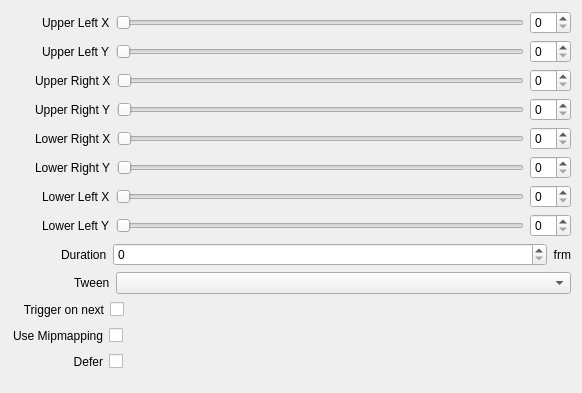
Qt form src/Widgets/Inspector/InspectorPerspectiveWidget.ui (CasparCG/client) before a commit.
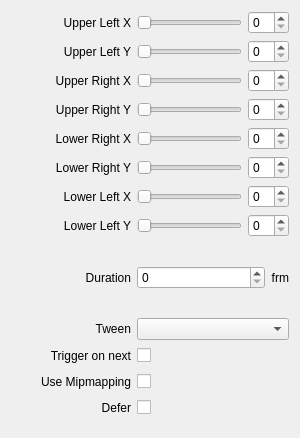
The same form after that commit.

Commit message: Simplify layout of inspector widgets

What changed in the file:
```diff
--- a/src/Widgets/Inspector/InspectorPerspectiveWidget.ui
+++ b/src/Widgets/Inspector/InspectorPerspectiveWidget.ui
@@ -6,8 +6,8 @@
    <rect>
     <x>0</x>
     <y>0</y>
-    <width>582</width>
-    <height>392</height>
+    <width>300</width>
+    <height>438</height>
    </rect>
   </property>
   <property name="sizePolicy">
@@ -16,328 +16,75 @@
     <verstretch>0</verstretch>
    </sizepolicy>
   </property>
-  <layout class="QVBoxLayout" name="verticalLayout">
-   <item>
-    <layout class="QHBoxLayout" name="horizontalLayoutUpperLeftX">
-     <item>
-      <spacer name="horizontalSpacerUpperLeftX">
-       <property name="orientation">
-        <enum>Qt::Horizontal</enum>
-       </property>
-       <property name="sizeType">
-        <enum>QSizePolicy::Fixed</enum>
-       </property>
-       <property name="sizeHint" stdset="0">
-        <size>
-         <width>31</width>
-         <height>20</height>
-        </size>
-       </property>
-      </spacer>
-     </item>
-     <item>
-      <widget class="QLabel" name="labelUpperLeftX">
-       <property name="text">
-        <string>Upper Left X</string>
-       </property>
-      </widget>
-     </item>
-     <item>
-      <widget class="QSlider" name="sliderUpperLeftX">
-       <property name="orientation">
-        <enum>Qt::Horizontal</enum>
-       </property>
-      </widget>
-     </item>
-     <item>
-      <widget class="QSpinBox" name="spinBoxUpperLeftX"/>
-     </item>
-    </layout>
+  <layout class="QGridLayout" name="gridLayout">
+   <property name="bottomMargin">
+    <number>20</number>
+   </property>
+   <item row="1" column="1">
+    <widget class="QSlider" name="sliderUpperLeftY">
+     <property name="orientation">
+      <enum>Qt::Horizontal</enum>
+     </property>
+    </widget>
    </item>
-   <item>
-    <layout class="QHBoxLayout" name="horizontalLayoutUpperLeftY">
-     <item>
-      <spacer name="horizontalSpacerUpperLeftY">
-       <property name="orientation">
-        <enum>Qt::Horizontal</enum>
-       </property>
-       <property name="sizeType">
-        <enum>QSizePolicy::Fixed</enum>
-       </property>
-       <property name="sizeHint" stdset="0">
-        <size>
-         <width>31</width>
-         <height>20</height>
-        </size>
-       </property>
-      </spacer>
-     </item>
-     <item>
-      <widget class="QLabel" name="labelUpperLeftY">
-       <property name="text">
-        <string>Upper Left Y</string>
-       </property>
-      </widget>
-     </item>
-     <item>
-      <widget class="QSlider" name="sliderUpperLeftY">
-       <property name="orientation">
-        <enum>Qt::Horizontal</enum>
-       </property>
-      </widget>
-     </item>
-     <item>
-      <widget class="QSpinBox" name="spinBoxUpperLeftY"/>
-     </item>
-    </layout>
+   <item row="9" column="1" colspan="2">
+    <widget class="QComboBox" name="comboBoxTween">
+     <property name="sizePolicy">
+      <sizepolicy hsizetype="Expanding" vsizetype="Fixed">
+       <horstretch>0</horstretch>
+       <verstretch>0</verstretch>
+      </sizepolicy>
+     </property>
+    </widget>
    </item>
-   <item>
-    <layout class="QHBoxLayout" name="horizontalLayoutUpperRightX">
-     <item>
-      <spacer name="horizontalSpacerUpperRightX">
-       <property name="orientation">
-        <enum>Qt::Horizontal</enum>
-       </property>
-       <property name="sizeType">
-        <enum>QSizePolicy::Fixed</enum>
-       </property>
-       <property name="sizeHint" stdset="0">
-        <size>
-         <width>24</width>
-         <height>20</height>
-        </size>
-       </property>
-      </spacer>
-     </item>
-     <item>
-      <widget class="QLabel" name="labelUpperRightX">
-       <property name="text">
-        <string>Upper Right X</string>
-       </property>
-      </widget>
-     </item>
-     <item>
-      <widget class="QSlider" name="sliderUpperRightX">
-       <property name="orientation">
-        <enum>Qt::Horizontal</enum>
-       </property>
-      </widget>
-     </item>
-     <item>
-      <widget class="QSpinBox" name="spinBoxUpperRightX"/>
-     </item>
-    </layout>
+   <item row="0" column="1">
+    <widget class="QSlider" name="sliderUpperLeftX">
+     <property name="orientation">
+      <enum>Qt::Horizontal</enum>
+     </property>
+    </widget>
    </item>
-   <item>
-    <layout class="QHBoxLayout" name="horizontalLayoutUpperRightY">
-     <item>
-      <spacer name="horizontalSpacerUpperRightY">
-       <property name="orientation">
-        <enum>Qt::Horizontal</enum>
-       </property>
-       <property name="sizeType">
-        <enum>QSizePolicy::Fixed</enum>
-       </property>
-       <property name="sizeHint" stdset="0">
-        <size>
-         <width>24</width>
-         <height>20</height>
-        </size>
-       </property>
-      </spacer>
-     </item>
-     <item>
-      <widget class="QLabel" name="labelUpperRightY">
-       <property name="text">
-        <string>Upper Right Y</string>
-       </property>
-      </widget>
-     </item>
-     <item>
-      <widget class="QSlider" name="sliderUpperRightY">
-       <property name="orientation">
-        <enum>Qt::Horizontal</enum>
-       </property>
-      </widget>
-     </item>
-     <item>
-      <widget class="QSpinBox" name="spinBoxUpperRightY"/>
-     </item>
-    </layout>
+   <item row="8" column="0">
+    <widget class="QLabel" name="labelTransitionDuration">
+     <property name="minimumSize">
+      <size>
+       <width>120</width>
+       <height>0</height>
+      </size>
+     </property>
+     <property name="text">
+      <string>Duration</string>
+     </property>
+     <property name="alignment">
+      <set>Qt::AlignRight|Qt::AlignTrailing|Qt::AlignVCenter</set>
+     </property>
+    </widget>
    </item>
-   <item>
-    <layout class="QHBoxLayout" name="horizontalLayoutLowerRightX">
-     <item>
-      <spacer name="horizontalSpacerLowerRightX">
-       <property name="orientation">
-        <enum>Qt::Horizontal</enum>
-       </property>
-       <property name="sizeType">
-        <enum>QSizePolicy::Fixed</enum>
-       </property>
-       <property name="sizeHint" stdset="0">
-        <size>
-         <width>24</width>
-         <height>20</height>
-        </size>
-       </property>
-      </spacer>
-     </item>
-     <item>
-      <widget class="QLabel" name="labelLowerRightX">
-       <property name="text">
-        <string>Lower Right X</string>
-       </property>
-      </widget>
-     </item>
-     <item>
-      <widget class="QSlider" name="sliderLowerRightX">
-       <property name="orientation">
-        <enum>Qt::Horizontal</enum>
-       </property>
-      </widget>
-     </item>
-     <item>
-      <widget class="QSpinBox" name="spinBoxLowerRightX"/>
-     </item>
-    </layout>
+   <item row="9" column="0">
+    <widget class="QLabel" name="labelEasing">
+     <property name="minimumSize">
+      <size>
+       <width>120</width>
+       <height>0</height>
+      </size>
+     </property>
+     <property name="text">
+      <string>Tween</string>
+     </property>
+     <property name="alignment">
+      <set>Qt::AlignRight|Qt::AlignTrailing|Qt::AlignVCenter</set>
+     </property>
+    </widget>
    </item>
-   <item>
-    <layout class="QHBoxLayout" name="horizontalLayoutLowerRightY">
-     <item>
-      <spacer name="horizontalSpacerLowerRightY">
-       <property name="orientation">
-        <enum>Qt::Horizontal</enum>
-       </property>
-       <property name="sizeType">
-        <enum>QSizePolicy::Fixed</enum>
-       </property>
-       <property name="sizeHint" stdset="0">
-        <size>
-         <width>24</width>
-         <height>20</height>
-        </size>
-       </property>
-      </spacer>
-     </item>
-     <item>
-      <widget class="QLabel" name="labelLowerRightY">
-       <property name="text">
-        <string>Lower Right Y</string>
-       </property>
-      </widget>
-     </item>
-     <item>
-      <widget class="QSlider" name="sliderLowerRightY">
-       <property name="orientation">
-        <enum>Qt::Horizontal</enum>
-       </property>
-      </widget>
-     </item>
-     <item>
-      <widget class="QSpinBox" name="spinBoxLowerRightY"/>
-     </item>
-    </layout>
+   <item row="2" column="1">
+    <widget class="QSlider" name="sliderUpperRightX">
+     <property name="orientation">
+      <enum>Qt::Horizontal</enum>
+     </property>
+    </widget>
    </item>
-   <item>
-    <layout class="QHBoxLayout" name="horizontalLayoutLowerLeftX">
-     <item>
-      <spacer name="horizontalSpacerLowerLeftX">
-       <property name="orientation">
-        <enum>Qt::Horizontal</enum>
-       </property>
-       <property name="sizeType">
-        <enum>QSizePolicy::Fixed</enum>
-       </property>
-       <property name="sizeHint" stdset="0">
-        <size>
-         <width>31</width>
-         <height>20</height>
-        </size>
-       </property>
-      </spacer>
-     </item>
-     <item>
-      <widget class="QLabel" name="labelLowerLeftX">
-       <property name="text">
-        <string>Lower Left X</string>
-       </property>
-      </widget>
-     </item>
-     <item>
-      <widget class="QSlider" name="sliderLowerLeftX">
-       <property name="orientation">
-        <enum>Qt::Horizontal</enum>
-       </property>
-      </widget>
-     </item>
-     <item>
-      <widget class="QSpinBox" name="spinBoxLowerLeftX"/>
-     </item>
-    </layout>
-   </item>
-   <item>
-    <layout class="QHBoxLayout" name="horizontalLayoutLowerLeftY">
-     <item>
-      <spacer name="horizontalSpacerLowerLeftY">
-       <property name="orientation">
-        <enum>Qt::Horizontal</enum>
-       </property>
-       <property name="sizeType">
-        <enum>QSizePolicy::Fixed</enum>
-       </property>
-       <property name="sizeHint" stdset="0">
-        <size>
-         <width>31</width>
-         <height>20</height>
-        </size>
-       </property>
-      </spacer>
-     </item>
-     <item>
-      <widget class="QLabel" name="labelLowerLeftY">
-       <property name="text">
-        <string>Lower Left Y</string>
-       </property>
-      </widget>
-     </item>
-     <item>
-      <widget class="QSlider" name="sliderLowerLeftY">
-       <property name="orientation">
-        <enum>Qt::Horizontal</enum>
-       </property>
-      </widget>
-     </item>
-     <item>
-      <widget class="QSpinBox" name="spinBoxLowerLeftY"/>
-     </item>
-    </layout>
-   </item>
-   <item>
+   <item row="8" column="1" colspan="2">
     <layout class="QHBoxLayout" name="horizontalLayoutTransitionDuration">
-     <item>
-      <spacer name="horizontalSpacerTransitionDuration">
-       <property name="orientation">
-        <enum>Qt::Horizontal</enum>
-       </property>
-       <property name="sizeType">
-        <enum>QSizePolicy::Fixed</enum>
-       </property>
-       <property name="sizeHint" stdset="0">
-        <size>
-         <width>50</width>
-         <height>20</height>
-        </size>
-       </property>
-      </spacer>
-     </item>
-     <item>
-      <widget class="QLabel" name="labelTransitionDuration">
-       <property name="text">
-        <string>Duration</string>
-       </property>
-      </widget>
-     </item>
      <item>
       <widget class="QSpinBox" name="spinBoxTransitionDuration">
        <property name="sizePolicy">
@@ -363,71 +110,104 @@
      </item>
     </layout>
    </item>
-   <item>
-    <layout class="QHBoxLayout" name="horizontalLayoutTween">
-     <item>
-      <spacer name="horizontalSpacerTween">
-       <property name="orientation">
-        <enum>Qt::Horizontal</enum>
-       </property>
-       <property name="sizeType">
-        <enum>QSizePolicy::Fixed</enum>
-       </property>
-       <property name="sizeHint" stdset="0">
-        <size>
-         <width>63</width>
-         <height>20</height>
-        </size>
-       </property>
-      </spacer>
-     </item>
-     <item>
-      <widget class="QLabel" name="labelEasing">
-       <property name="text">
-        <string>Tween</string>
-       </property>
-      </widget>
-     </item>
-     <item>
-      <widget class="QComboBox" name="comboBoxTween">
-       <property name="sizePolicy">
-        <sizepolicy hsizetype="Expanding" vsizetype="Fixed">
-         <horstretch>0</horstretch>
-         <verstretch>0</verstretch>
-        </sizepolicy>
-       </property>
-      </widget>
-     </item>
-    </layout>
+   <item row="2" column="0">
+    <widget class="QLabel" name="labelUpperRightX">
+     <property name="minimumSize">
+      <size>
+       <width>120</width>
+       <height>0</height>
+      </size>
+     </property>
+     <property name="text">
+      <string>Upper Right X</string>
+     </property>
+     <property name="alignment">
+      <set>Qt::AlignRight|Qt::AlignTrailing|Qt::AlignVCenter</set>
+     </property>
+    </widget>
    </item>
-   <item>
+   <item row="3" column="0">
+    <widget class="QLabel" name="labelUpperRightY">
+     <property name="minimumSize">
+      <size>
+       <width>120</width>
+       <height>0</height>
+      </size>
+     </property>
+     <property name="text">
+      <string>Upper Right Y</string>
+     </property>
+     <property name="alignment">
+      <set>Qt::AlignRight|Qt::AlignTrailing|Qt::AlignVCenter</set>
+     </property>
+    </widget>
+   </item>
+   <item row="1" column="0">
+    <widget class="QLabel" name="labelUpperLeftY">
+     <property name="minimumSize">
+      <size>
+       <width>120</width>
+       <height>0</height>
+      </size>
+     </property>
+     <property name="text">
+      <string>Upper Left Y</string>
+     </property>
+     <property name="alignment">
+      <set>Qt::AlignRight|Qt::AlignTrailing|Qt::AlignVCenter</set>
+     </property>
+    </widget>
+   </item>
+   <item row="0" column="0">
+    <widget class="QLabel" name="labelUpperLeftX">
+     <property name="minimumSize">
+      <size>
+       <width>120</width>
+       <height>0</height>
+      </size>
+     </property>
+     <property name="text">
+      <string>Upper Left X</string>
+     </property>
+     <property name="alignment">
+      <set>Qt::AlignRight|Qt::AlignTrailing|Qt::AlignVCenter</set>
+     </property>
+    </widget>
+   </item>
+   <item row="4" column="1">
+    <widget class="QSlider" name="sliderLowerRightX">
+     <property name="orientation">
+      <enum>Qt::Horizontal</enum>
+     </property>
+    </widget>
+   </item>
+   <item row="0" column="2">
+    <widget class="QSpinBox" name="spinBoxUpperLeftX"/>
+   </item>
+   <item row="1" column="2">
+    <widget class="QSpinBox" name="spinBoxUpperLeftY"/>
+   </item>
+   <item row="11" column="0">
+    <widget class="QLabel" name="labelUseMipmap">
+     <property name="minimumSize">
+      <size>
+       <width>120</width>
+       <height>0</height>
+      </size>
+     </property>
+     <property name="text">
+      <string>Use Mipmapping</string>
+     </property>
+     <property name="alignment">
+      <set>Qt::AlignRight|Qt::AlignTrailing|Qt::AlignVCenter</set>
+     </property>
+    </widget>
+   </item>
+   <item row="2" column="2">
+    <widget class="QSpinBox" name="spinBoxUpperRightX"/>
+   </item>
+   <item row="10" column="1" colspan="2">
     <layout class="QHBoxLayout" name="horizontalLayoutTriggerOnNext">
-     <item>
-      <spacer name="horizontalSpacerTriggerOnNext1">
-       <property name="orientation">
-        <enum>Qt::Horizontal</enum>
-       </property>
-       <property name="sizeType">
-        <enum>QSizePolicy::Fixed</enum>
-       </property>
-       <property name="sizeHint" stdset="0">
-        <size>
-         <width>11</width>
-         <height>20</height>
-        </size>
-       </property>
-      </spacer>
-     </item>
-     <item>
-      <widget class="QLabel" name="labelTriggerOnNext">
-       <property name="text">
-        <string>Trigger on next</string>
-       </property>
-       <property name="alignment">
-        <set>Qt::AlignRight|Qt::AlignTrailing|Qt::AlignVCenter</set>
-       </property>
-      </widget>
-     </item>
      <item>
       <widget class="QCheckBox" name="checkBoxTriggerOnNext">
        <property name="layoutDirection">
@@ -453,34 +233,147 @@
      </item>
     </layout>
    </item>
-   <item>
+   <item row="3" column="1">
+    <widget class="QSlider" name="sliderUpperRightY">
+     <property name="orientation">
+      <enum>Qt::Horizontal</enum>
+     </property>
+    </widget>
+   </item>
+   <item row="3" column="2">
+    <widget class="QSpinBox" name="spinBoxUpperRightY"/>
+   </item>
+   <item row="4" column="2">
+    <widget class="QSpinBox" name="spinBoxLowerRightX"/>
+   </item>
+   <item row="4" column="0">
+    <widget class="QLabel" name="labelLowerRightX">
+     <property name="minimumSize">
+      <size>
+       <width>120</width>
+       <height>0</height>
+      </size>
+     </property>
+     <property name="text">
+      <string>Lower Right X</string>
+     </property>
+     <property name="alignment">
+      <set>Qt::AlignRight|Qt::AlignTrailing|Qt::AlignVCenter</set>
+     </property>
+    </widget>
+   </item>
+   <item row="5" column="0">
+    <widget class="QLabel" name="labelLowerRightY">
+     <property name="minimumSize">
+      <size>
+       <width>120</width>
+       <height>0</height>
+      </size>
+     </property>
+     <property name="text">
+      <string>Lower Right Y</string>
+     </property>
+     <property name="alignment">
+      <set>Qt::AlignRight|Qt::AlignTrailing|Qt::AlignVCenter</set>
+     </property>
+    </widget>
+   </item>
+   <item row="6" column="0">
+    <widget class="QLabel" name="labelLowerLeftX">
+     <property name="minimumSize">
+      <size>
+       <width>120</width>
+       <height>0</height>
+      </size>
+     </property>
+     <property name="text">
+      <string>Lower Left X</string>
+     </property>
+     <property name="alignment">
+      <set>Qt::AlignRight|Qt::AlignTrailing|Qt::AlignVCenter</set>
+     </property>
+    </widget>
+   </item>
+   <item row="5" column="1">
+    <widget class="QSlider" name="sliderLowerRightY">
+     <property name="orientation">
+      <enum>Qt::Horizontal</enum>
+     </property>
+    </widget>
+   </item>
+   <item row="10" column="0">
+    <widget class="QLabel" name="labelTriggerOnNext">
+     <property name="minimumSize">
+      <size>
+       <width>120</width>
+       <height>0</height>
+      </size>
+     </property>
+     <property name="text">
+      <string>Trigger on next</string>
+     </property>
+     <property name="alignment">
+      <set>Qt::AlignRight|Qt::AlignTrailing|Qt::AlignVCenter</set>
+     </property>
+    </widget>
+   </item>
+   <item row="5" column="2">
+    <widget class="QSpinBox" name="spinBoxLowerRightY"/>
+   </item>
+   <item row="7" column="0">
+    <widget class="QLabel" name="labelLowerLeftY">
+     <property name="minimumSize">
+      <size>
+       <width>120</width>
+       <height>0</height>
+      </size>
+     </property>
+     <property name="text">
+      <string>Lower Left Y</string>
+     </property>
+     <property name="alignment">
+      <set>Qt::AlignRight|Qt::AlignTrailing|Qt::AlignVCenter</set>
+     </property>
+    </widget>
+   </item>
+   <item row="6" column="1">
+    <widget class="QSlider" name="sliderLowerLeftX">
+     <property name="orientation">
+      <enum>Qt::Horizontal</enum>
+     </property>
+    </widget>
+   </item>
+   <item row="6" column="2">
+    <widget class="QSpinBox" name="spinBoxLowerLeftX"/>
+   </item>
+   <item row="7" column="1">
+    <widget class="QSlider" name="sliderLowerLeftY">
+     <property name="orientation">
+      <enum>Qt::Horizontal</enum>
+     </property>
+    </widget>
+   </item>
+   <item row="7" column="2">
+    <widget class="QSpinBox" name="spinBoxLowerLeftY"/>
+   </item>
+   <item row="12" column="0">
+    <widget class="QLabel" name="labelDefer">
+     <property name="minimumSize">
+      <size>
+       <width>120</width>
+       <height>0</height>
+      </size>
+     </property>
+     <property name="text">
+      <string>Defer</string>
+     </property>
+     <property name="alignment">
+      <set>Qt::AlignRight|Qt::AlignTrailing|Qt::AlignVCenter</set>
+     </property>
+    </widget>
+   </item>
+   <item row="11" column="1" colspan="2">
     <layout class="QHBoxLayout" name="horizontalLayoutUseMipmap">
-     <item>
-      <spacer name="horizontalSpacerUseMipmap1">
-       <property name="orientation">
-        <enum>Qt::Horizontal</enum>
-       </property>
-       <property name="sizeType">
-        <enum>QSizePolicy::Fixed</enum>
-       </property>
-       <property name="sizeHint" stdset="0">
-        <size>
-         <width>2</width>
-         <height>20</height>
-        </size>
-       </property>
-      </spacer>
-     </item>
-     <item>
-      <widget class="QLabel" name="labelUseMipmap">
-       <property name="text">
-        <string>Use Mipmapping</string>
-       </property>
-       <property name="alignment">
-        <set>Qt::AlignRight|Qt::AlignTrailing|Qt::AlignVCenter</set>
-       </property>
-      </widget>
-     </item>
      <item>
       <widget class="QCheckBox" name="checkBoxUseMipmap">
        <property name="layoutDirection">
@@ -506,34 +399,8 @@
      </item>
     </layout>
    </item>
-   <item>
+   <item row="12" column="1" colspan="2">
     <layout class="QHBoxLayout" name="horizontalLayoutDefer">
-     <item>
-      <spacer name="horizontalSpacerDefer1">
-       <property name="orientation">
-        <enum>Qt::Horizontal</enum>
-       </property>
-       <property name="sizeType">
-        <enum>QSizePolicy::Fixed</enum>
-       </property>
-       <property name="sizeHint" stdset="0">
-        <size>
-         <width>62</width>
-         <height>20</height>
-        </size>
-       </property>
-      </spacer>
-     </item>
-     <item>
-      <widget class="QLabel" name="labelDefer">
-       <property name="text">
-        <string>Defer</string>
-       </property>
-       <property name="alignment">
-        <set>Qt::AlignRight|Qt::AlignTrailing|Qt::AlignVCenter</set>
-       </property>
-      </widget>
-     </item>
      <item>
       <widget class="QCheckBox" name="checkBoxDefer">
        <property name="layoutDirection">
@@ -559,22 +426,6 @@
      </item>
     </layout>
    </item>
-   <item>
-    <spacer name="verticalSpacerPerspective">
-     <property name="orientation">
-      <enum>Qt::Vertical</enum>
-     </property>
-     <property name="sizeType">
-      <enum>QSizePolicy::Fixed</enum>
-     </property>
-     <property name="sizeHint" stdset="0">
-      <size>
-       <width>20</width>
-       <height>10</height>
-      </size>
-     </property>
-    </spacer>
-   </item>
   </layout>
  </widget>
  <resources/>
```
Left out of the diff: 23 changed lines with no effect on the pictures. The commit also changes 58 other files.
